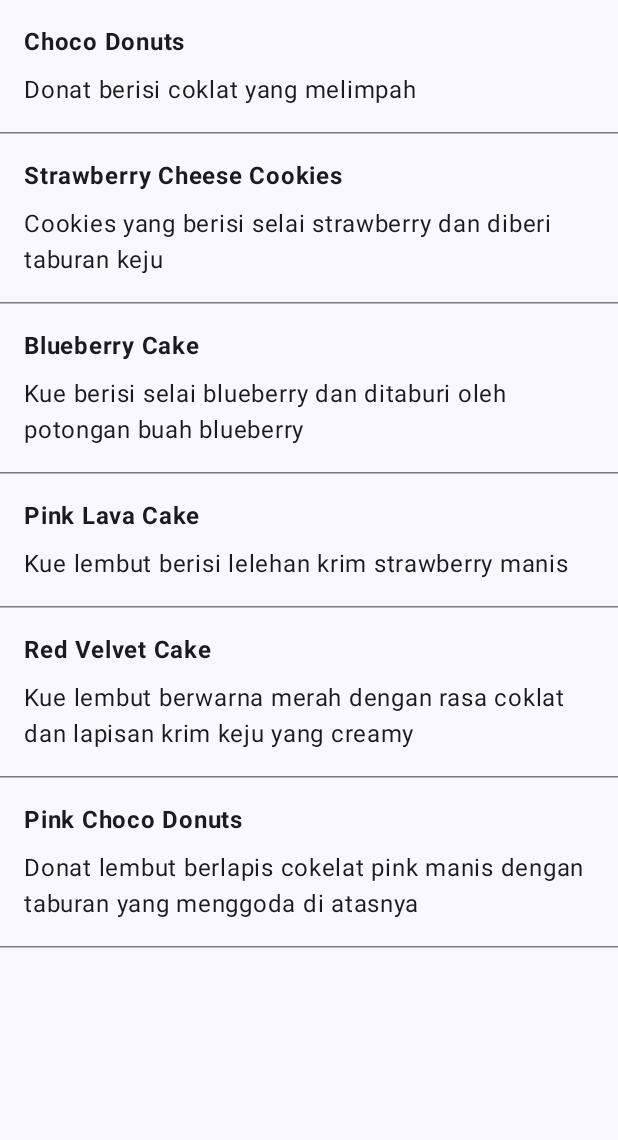
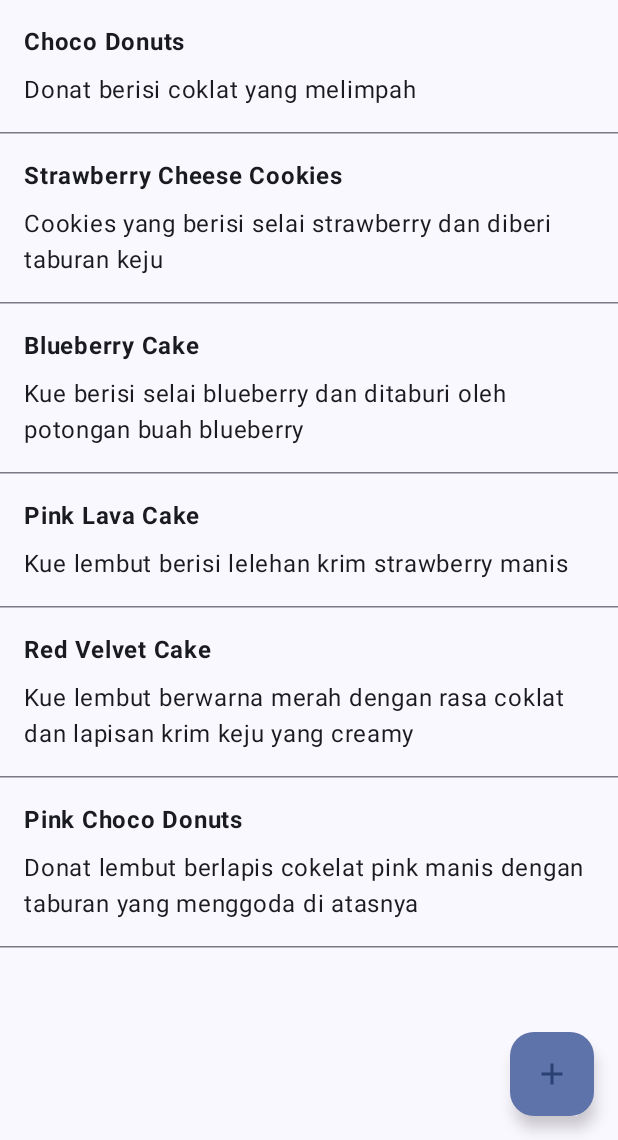
Before and after one commit to Aleaatapasya/Assesment2-Mobpro, an Android app built with Jetpack Compose: the screen it shows after launch (MainActivity), on a phone screen of 412 x 824 dp, the part 96-1236 px from its top. Run offline under Robolectric (Android 15) with nearby library versions, the phone set to English and light mode, and no system bars.

Commit message:
Membuat tombol FAB

```diff
--- a/app/src/main/java/com/aleaatapasya0002/cakecatalogue/ui/screen/MainScreen.kt
+++ b/app/src/main/java/com/aleaatapasya0002/cakecatalogue/ui/screen/MainScreen.kt
@@ -3,13 +3,18 @@ package com.aleaatapasya0002.cakecatalogue.ui.screen
 import android.content.res.Configuration
 import androidx.compose.foundation.layout.Arrangement
 import androidx.compose.foundation.layout.Column
+import androidx.compose.foundation.layout.PaddingValues
 import androidx.compose.foundation.layout.fillMaxSize
 import androidx.compose.foundation.layout.fillMaxWidth
 import androidx.compose.foundation.layout.padding
 import androidx.compose.foundation.lazy.LazyColumn
 import androidx.compose.foundation.lazy.items
+import androidx.compose.material.icons.Icons
+import androidx.compose.material.icons.filled.Add
 import androidx.compose.material3.ExperimentalMaterial3Api
+import androidx.compose.material3.FloatingActionButton
 import androidx.compose.material3.HorizontalDivider
+import androidx.compose.material3.Icon
 import androidx.compose.material3.MaterialTheme
 import androidx.compose.material3.Scaffold
 import androidx.compose.material3.Text
@@ -43,6 +48,17 @@ fun MainScreen() {
                     titleContentColor = MaterialTheme.colorScheme.primary,
                 )
             )
+        },
+        floatingActionButton = {
+            FloatingActionButton(
+                onClick = {}
+            ) {
+                Icon(
+                    imageVector = Icons.Filled.Add,
+                    contentDescription = stringResource(R.string.tambah_daftar),
+                    tint = MaterialTheme.colorScheme.primary
+                )
+            }
         }
     ) { innerPadding -> ScreenContent(Modifier.padding(innerPadding)) }
 }
@@ -63,7 +79,8 @@ fun ScreenContent(modifier: Modifier = Modifier) {
     }
     else{
         LazyColumn(
-            modifier = modifier.fillMaxSize()
+            modifier = modifier.fillMaxSize(),
+            contentPadding = PaddingValues(bottom = 84.dp)
     ) {
             items(data){
                 ListItem(daftar = it)
--- a/app/src/main/res/values/strings.xml
+++ b/app/src/main/res/values/strings.xml
@@ -1,4 +1,5 @@
 <resources>
     <string name="app_name">Cake Catalogue</string>
     <string name="list_kosong">No data yet</string>
+    <string name="tambah_daftar">Add list</string>
 </resources>
```
Also changed, not shown: 1 other file.
